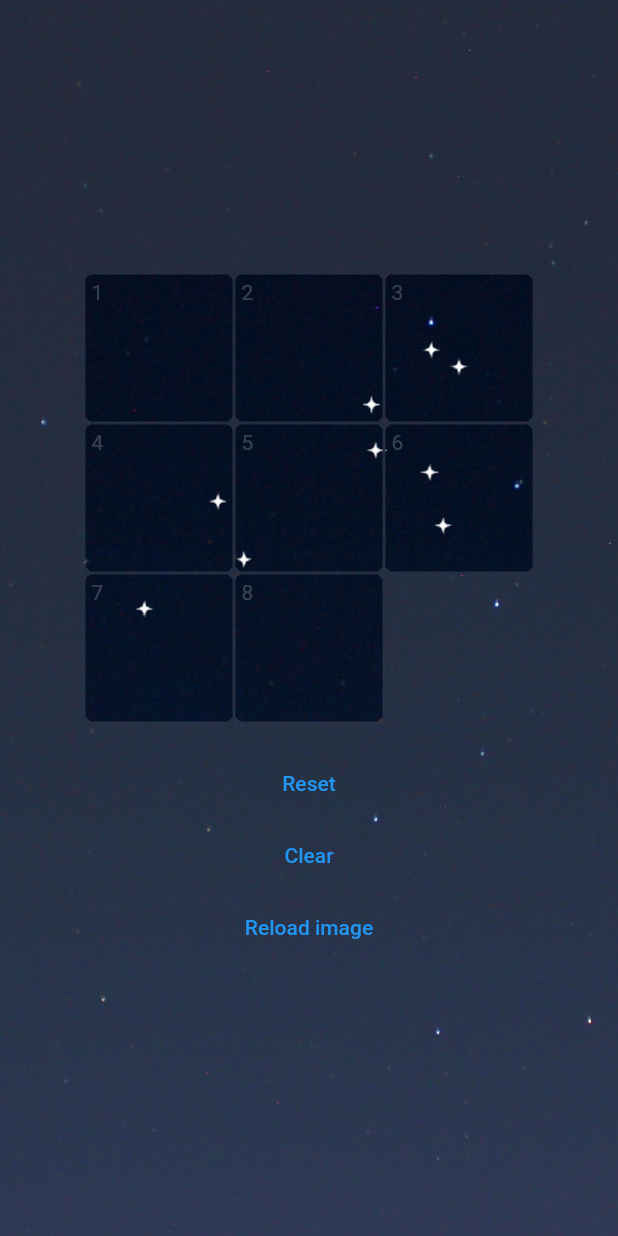
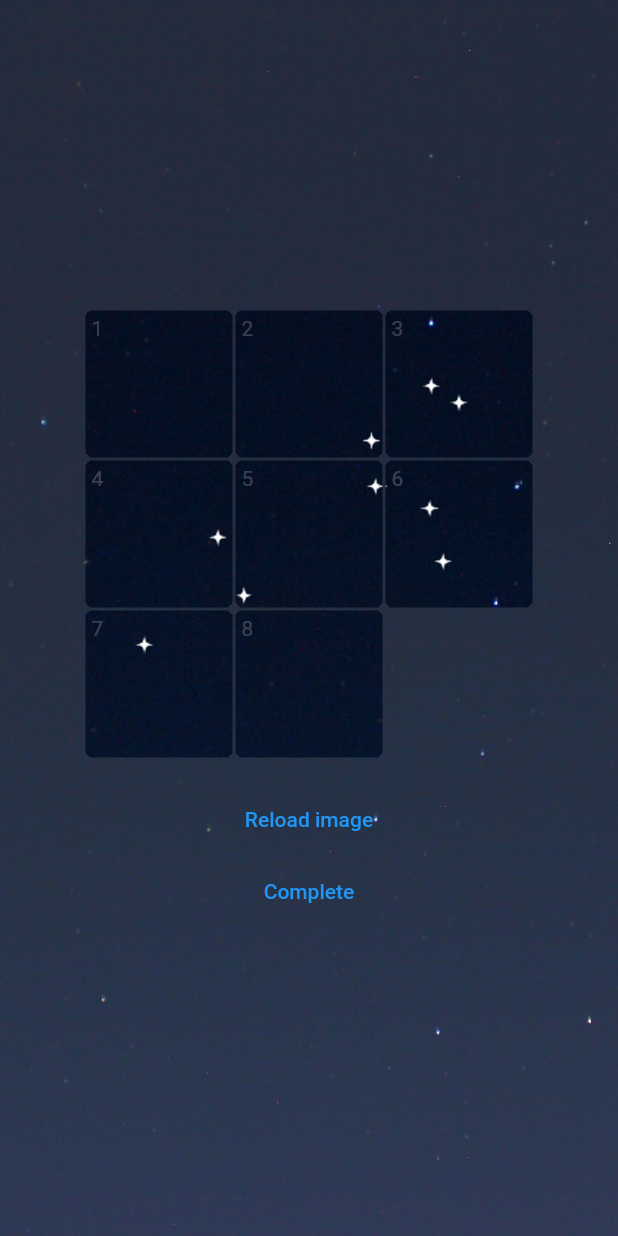
Before and after one commit to Zohenn/star_puzzle, a Flutter app: the screen it shows after launch, on a phone screen of 412 x 824 dp. Run offline on Flutter 3.47's test engine with Material 2 defaults, Android fonts, the phone set to English and light mode, and no system bars.

Commit message:
complete animation

```diff
--- a/lib/main.dart
+++ b/lib/main.dart
@@ -41,7 +41,7 @@ class _MyHomePageState extends State<MyHomePage> with TickerProviderStateMixin {
   ui.Image? image;
   ui.Image? renderedImage;
   ConstellationAnimation constellationAnimation = ConstellationAnimation.from(leo);
-  late Ticker ticker;
+  Ticker? ticker;
   int previousTime = 0;
   final containerKey = GlobalKey();
   Puzzle puzzle = Puzzle(
@@ -59,6 +59,8 @@ class _MyHomePageState extends State<MyHomePage> with TickerProviderStateMixin {
   );
   final animationControllers = <int, AnimationController>{};
   final animations = <int, Animation<TilePosition>>{};
+  bool complete = false;
+  bool showAnimation = false;
 
   @override
   void initState() {
@@ -73,7 +75,7 @@ class _MyHomePageState extends State<MyHomePage> with TickerProviderStateMixin {
 
     loadImage();
 
-    Future.delayed(Duration(milliseconds: 200), startAnimation);
+    // Future.delayed(Duration(milliseconds: 200), startAnimation);
   }
 
   Future<void> loadImage() async {
@@ -102,23 +104,29 @@ class _MyHomePageState extends State<MyHomePage> with TickerProviderStateMixin {
   }
 
   void startAnimation() {
+    if(ticker != null){
+      ticker!.stop();
+      ticker!.dispose();
+    }
+    constellationAnimation = ConstellationAnimation.from(leo);
     constellationAnimation.stars.first.shouldFill = true;
+    previousTime = 0;
     ticker = Ticker((elapsed) {
       var finished = constellationAnimation.tick(elapsed.inMilliseconds - previousTime);
       previousTime = elapsed.inMilliseconds;
       if (!finished) {
         setState(() {});
       } else {
-        ticker.stop();
+        ticker!.stop();
       }
     });
-    // ticker.start();
+    ticker!.start();
   }
 
   @override
   void dispose() {
-    ticker.stop();
-    ticker.dispose();
+    ticker?.stop();
+    ticker?.dispose();
     animationControllers.forEach((key, value) {
       value.dispose();
     });
@@ -128,15 +136,16 @@ class _MyHomePageState extends State<MyHomePage> with TickerProviderStateMixin {
   @override
   Widget build(BuildContext context) {
     return Scaffold(
-      body: Container(
-        decoration: BoxDecoration(
-          image: DecorationImage(
-            image: AssetImage('assets/night_sky.jpg'),
-            fit: BoxFit.cover,
-            colorFilter: ColorFilter.mode(Color(0x20ffffff), BlendMode.screen),
+      body: Stack(
+        children: [
+          Positioned.fill(child: Image.asset('assets/night_sky.jpg', fit: BoxFit.cover)),
+          Positioned.fill(
+            child: AnimatedContainer(
+              color: complete ? Color(0x00ffffff) : Color(0x20ffffff),
+              duration: Duration(milliseconds: 500),
             ),
           ),
-        child: Center(
+          Center(
             child: SingleChildScrollView(
               child: Column(
                 mainAxisAlignment: MainAxisAlignment.center,
@@ -145,11 +154,9 @@ class _MyHomePageState extends State<MyHomePage> with TickerProviderStateMixin {
                     key: containerKey,
                     height: 300,
                     width: 300,
-                  // child: CustomPaint(
-                  //   painter: ConstellationBackgroundPainter(image, containerKey),
-                  //   foregroundPainter: ConstellationAnimationPainter(constellationAnimation),
-                  // ),
-                  child: Stack(
+                    child: showAnimation ? CustomPaint(
+                      painter: ConstellationAnimationPainter(constellationAnimation),
+                    ) : Stack(
                       children: [
                         for (var tile in puzzle.tiles)
                           AnimatedBuilder(
@@ -165,7 +172,8 @@ class _MyHomePageState extends State<MyHomePage> with TickerProviderStateMixin {
                             child: PuzzleTile(
                               tile: tile,
                               onTap: () {
-                              if (!puzzle.canMoveTile(tile)) {
+                                if (!puzzle.canMoveTile(tile) ||
+                                    animationControllers.values.any((element) => element.isAnimating)) {
                                   return;
                                 }
                                 final updatedTiles = puzzle.moveTile(tile);
@@ -178,35 +186,31 @@ class _MyHomePageState extends State<MyHomePage> with TickerProviderStateMixin {
                                 }
                               },
                               renderedImage: renderedImage,
+                              complete: complete,
                             ),
                           ),
                       ],
                     ),
                   ),
                   SizedBox(height: 16),
+                  TextButton(onPressed: () => loadImage(), child: Text('Reload image')),
                   TextButton(
-                  onPressed: () {
-                    constellationAnimation = ConstellationAnimation.from(leo);
-                    constellationAnimation.stars.first.shouldFill = true;
-                    if (!ticker.isTicking) {
-                      previousTime = 0;
-                      ticker.start();
-                    }
-                  },
-                  child: Text('Reset'),
+                    onPressed: () => setState(() {
+                      complete = !complete;
+                      Future.delayed(Duration(milliseconds: 600), () {
+                        setState(() {
+                          showAnimation = complete;
+                          startAnimation();
+                        });
+                      });
+                    }),
+                    child: Text('Complete'),
                   ),
-                TextButton(
-                  onPressed: () {
-                    constellationAnimation = ConstellationAnimation.from(leo);
-                    setState(() {});
-                  },
-                  child: Text('Clear'),
-                ),
-                TextButton(onPressed: () => loadImage(), child: Text('Reload image')),
                 ],
               ),
             ),
           ),
+        ],
       ),
     );
   }
@@ -218,11 +222,13 @@ class PuzzleTile extends StatelessWidget {
     required this.tile,
     required this.onTap,
     required this.renderedImage,
+    required this.complete,
   }) : super(key: key);
 
   final Tile tile;
   final VoidCallback onTap;
   final ui.Image? renderedImage;
+  final bool complete;
 
   @override
   Widget build(BuildContext context) {
@@ -250,7 +256,11 @@ class PuzzleTile extends StatelessWidget {
             alignment: Alignment.topLeft,
             child: Padding(
               padding: const EdgeInsets.all(4.0),
-              child: Text('${tile.number}', style: TextStyle(color: Colors.white.withOpacity(0.2))),
+              child: AnimatedDefaultTextStyle(
+                child: Text('${tile.number}'),
+                style: TextStyle(color: complete ? Colors.transparent : Colors.white.withOpacity(0.2)),
+                duration: Duration(milliseconds: 500),
+              ),
             ),
           ),
         ),
@@ -353,18 +363,8 @@ class PiecePainter extends CustomPainter {
   @override
   void paint(Canvas canvas, Size size) {
     if (image != null) {
-      // paintImage(canvas: canvas, rect: Offset.zero & size, image: image!, fit: BoxFit.scaleDown);
       canvas.drawImageRect(image!, Offset(j.toDouble(), i.toDouble()) * 100 & Size(100, 100), Offset.zero & size,
           Paint()..filterQuality = FilterQuality.high);
-      // canvas.drawAtlas(
-      //   image!,
-      //   [RSTransform.fromComponents(rotation: 0, scale: 100 / 300, anchorX: 0, anchorY: 0, translateX: 0, translateY: 0)],
-      //   [Rect.fromLTWH(j * 300, i * 300, 300, 300)],
-      //   [],
-      //   BlendMode.src,
-      //   null,
-      //   Paint(),
-      // );
     }
   }
 
--- a/lib/puzzle.dart
+++ b/lib/puzzle.dart
@@ -48,6 +48,10 @@ class Tile {
   TilePosition? _lastPosition;
   TilePositionTween? _positionTween;
 
+  bool get correct {
+    return originalPosition == _currentPosition;
+  }
+
   int get number {
     return originalPosition.index + 1;
   }
@@ -79,6 +83,10 @@ class Puzzle {
 
   int get size {
     return sqrt(tiles.length).floor();
+  }
+
+  bool get complete {
+    return tiles.every((element) => element.correct);
   }
 
   Tile tileAt(int x, int y) {
```
Lines whose indentation alone changed are shown as unchanged.
